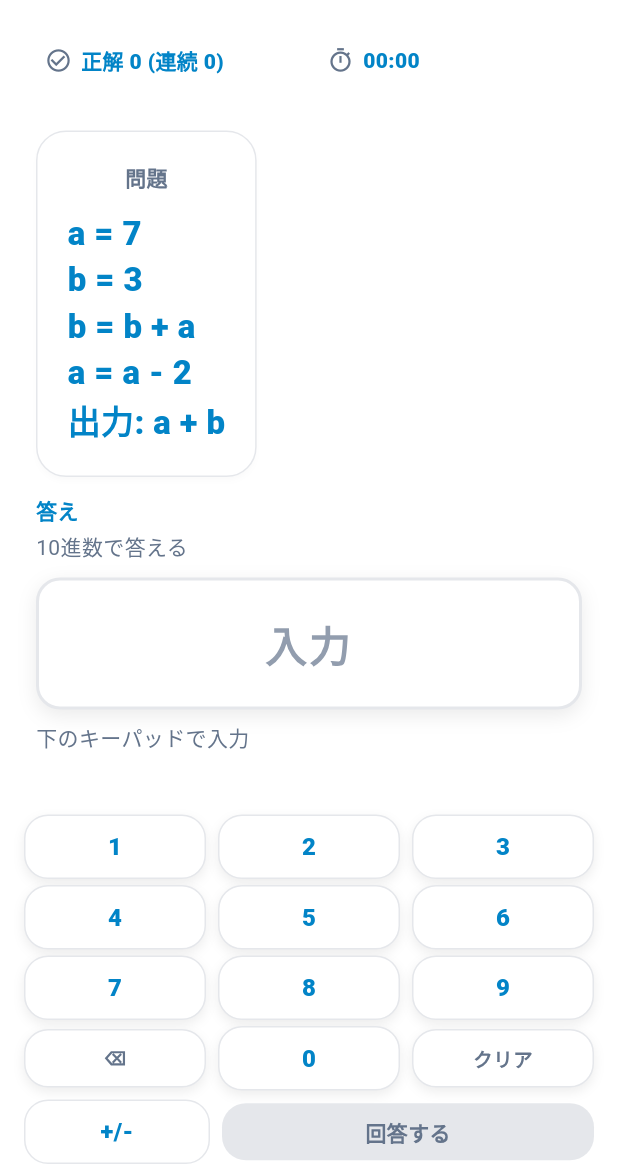
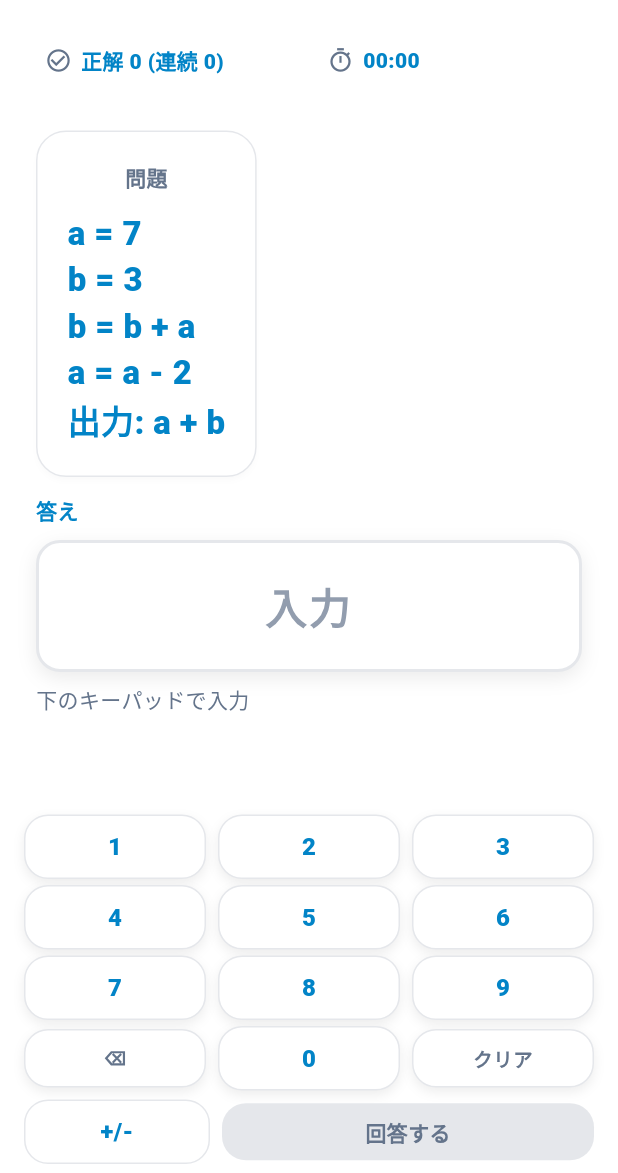
Before and after one commit to NiheiKeita/hitasura-information-app, a Flutter app: the PracticeContainer screen opened directly with empty values, on a phone screen of 412 x 824 dp, the part 63-1236 px from its top. Run offline on Flutter 3.47's test engine with Material 3 defaults, Android fonts, the phone set to English and light mode, and no system bars; our stand-ins replace flutter_dotenv, go_router, google_mobile_ads, shared_preferences; missing offline and left inert: widgetbook; accounts and stored records are empty.

```diff
--- a/lib/features/practice/container/practice_container.dart
+++ b/lib/features/practice/container/practice_container.dart
@@ -73,7 +73,6 @@ class _PracticeContainerState extends State<PracticeContainer> {
         return PracticePresentation(
           sessionInfo: _controller.sessionInfo,
           questionText: _controller.questionText,
-          answerHint: _controller.answerHint,
           progressText: _controller.progressText,
           elapsedText: _controller.elapsedText,
           feedback: _controller.feedback,
@@ -159,10 +158,6 @@ class PracticeController extends ChangeNotifier {
 
   String get questionText {
     return _problem?.questionText ?? '';
-  }
-
-  String get answerHint {
-    return _problem?.hintText ?? '';
   }
 
   String get progressText {
--- a/lib/features/practice/presentation/practice_presentation.dart
+++ b/lib/features/practice/presentation/practice_presentation.dart
@@ -17,7 +17,6 @@ class PracticePresentation extends StatefulWidget {
     super.key,
     required this.sessionInfo,
     required this.questionText,
-    required this.answerHint,
     required this.progressText,
     required this.elapsedText,
     required this.feedback,
@@ -34,7 +33,6 @@ class PracticePresentation extends StatefulWidget {
 
   final PracticeSessionInfo sessionInfo;
   final String questionText;
-  final String answerHint;
   final String progressText;
   final String elapsedText;
   final AnswerFeedback? feedback;
@@ -189,13 +187,6 @@ class _PracticePresentationState extends State<PracticePresentation>
                           fontWeight: FontWeight.w800,
                         ),
                       ),
-                      if (widget.answerHint.isNotEmpty) ...[
-                        const SizedBox(height: 4),
-                        Text(
-                          widget.answerHint,
-                          style: const TextStyle(color: _cGrayText),
-                        ),
-                      ],
                       const SizedBox(height: 10),
                       ScaleTransition(
                         scale: _scale,
--- a/widgetbook/main.dart
+++ b/widgetbook/main.dart
@@ -156,7 +156,6 @@ WidgetbookComponent _practiceCases() {
             label: 'Question',
             initialValue: 'x = 2\ny = 3\n出力: x + y',
           ),
-          answerHint: '10進数で答える',
           progressText: '3/5 (連続 2)',
           elapsedText: '00:32',
           feedback: null,
@@ -180,7 +179,6 @@ WidgetbookComponent _practiceCases() {
             difficulty: Difficulty.hard,
           ),
           questionText: '37',
-          answerHint: '2進数で答える',
           progressText: '8/10',
           elapsedText: '01:10',
           feedback: AnswerFeedback.correct,
@@ -204,7 +202,6 @@ WidgetbookComponent _practiceCases() {
             difficulty: Difficulty.normal,
           ),
           questionText: 'x = 0\nwhile x < 5\n  x = x + 2\n繰り返し回数',
-          answerHint: '10進数で答える',
           progressText: '5/7 (連続 3)',
           elapsedText: '00:45',
           feedback: AnswerFeedback.incorrect,
```
